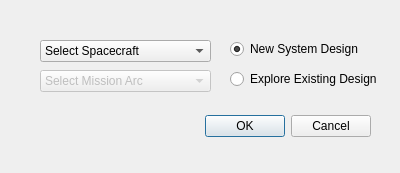
Before: the Qt Designer form sta-src/SEM/sem.ui in Dwarf-Planet-Project/SpaceDesignTool, drawn with Qt 5.
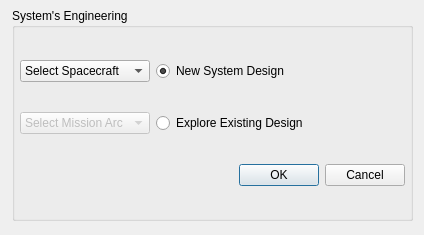
After: the same form once the commit is applied. Icons and pictures are not drawn.

Commit message: Updating faulty GUIs for ANALYSIS and SEM modules (not looking good in MAC).

What changed in the file:
```diff
--- a/sta-src/SEM/sem.ui
+++ b/sta-src/SEM/sem.ui
@@ -6,10 +6,22 @@
    <rect>
     <x>0</x>
     <y>0</y>
-    <width>400</width>
-    <height>173</height>
+    <width>424</width>
+    <height>235</height>
    </rect>
   </property>
+  <property name="minimumSize">
+   <size>
+    <width>424</width>
+    <height>235</height>
+   </size>
+  </property>
+  <property name="maximumSize">
+   <size>
+    <width>424</width>
+    <height>235</height>
+   </size>
+  </property>
   <property name="windowTitle">
    <string>Engineer</string>
   </property>
@@ -17,46 +29,51 @@
    <iconset resource="../../iconary/sta-icons.qrc">
     <normaloff>:/icons/AttitudeInterpolation.png</normaloff>:/icons/AttitudeInterpolation.png</iconset>
   </property>
-  <widget class="QDialogButtonBox" name="buttonBox">
+  <widget class="QGroupBox" name="groupBox">
    <property name="geometry">
     <rect>
-     <x>30</x>
-     <y>110</y>
-     <width>341</width>
-     <height>32</height>
+     <x>12</x>
+     <y>8</y>
+     <width>401</width>
+     <height>213</height>
     </rect>
    </property>
-   <property name="orientation">
-    <enum>Qt::Horizontal</enum>
+   <property name="title">
+    <string>System's Engineering</string>
    </property>
-   <property name="standardButtons">
-    <set>QDialogButtonBox::Cancel|QDialogButtonBox::Ok</set>
-   </property>
-  </widget>
+   <widget class="QWidget" name="gridLayoutWidget">
+    <property name="geometry">
+     <rect>
+      <x>8</x>
+      <y>28</y>
+      <width>385</width>
+      <height>177</height>
+     </rect>
+    </property>
+    <layout class="QGridLayout" name="gridLayout">
+     <item row="0" column="0">
   <widget class="QComboBox" name="SelectSpacecraftComboBox">
-   <property name="geometry">
-    <rect>
-     <x>40</x>
-     <y>40</y>
-     <width>171</width>
-     <height>22</height>
-    </rect>
-   </property>
    <item>
     <property name="text">
      <string>Select Spacecraft</string>
     </property>
    </item>
   </widget>
+     </item>
+     <item row="1" column="0">
+      <widget class="QComboBox" name="SelectMissionArcComboBox">
+       <property name="enabled">
+        <bool>false</bool>
+       </property>
+       <item>
+        <property name="text">
+         <string>Select Mission Arc</string>
+        </property>
+       </item>
+      </widget>
+     </item>
+     <item row="0" column="1">
   <widget class="QRadioButton" name="WizardSelectionRadioButton">
-   <property name="geometry">
-    <rect>
-     <x>230</x>
-     <y>40</y>
-     <width>141</width>
-     <height>18</height>
-    </rect>
-   </property>
    <property name="text">
     <string>New System Design</string>
    </property>
@@ -64,41 +81,28 @@
     <bool>true</bool>
    </property>
   </widget>
+     </item>
+     <item row="1" column="1">
   <widget class="QRadioButton" name="GUISelectionRadioButton">
-   <property name="geometry">
-    <rect>
-     <x>230</x>
-     <y>70</y>
-     <width>151</width>
-     <height>18</height>
-    </rect>
-   </property>
    <property name="text">
     <string>Explore Existing Design</string>
    </property>
   </widget>
-  <widget class="QComboBox" name="SelectMissionArcComboBox">
-   <property name="enabled">
-    <bool>false</bool>
-   </property>
-   <property name="geometry">
-    <rect>
-     <x>40</x>
-     <y>70</y>
-     <width>171</width>
-     <height>22</height>
-    </rect>
-   </property>
-   <item>
-    <property name="text">
-     <string>Select Mission Arc</string>
-    </property>
-   </item>
-  </widget>
- </widget>
- <tabstops>
-  <tabstop>buttonBox</tabstop>
- </tabstops>
+     </item>
+     <item row="2" column="1">
+      <widget class="QDialogButtonBox" name="buttonBox">
+       <property name="orientation">
+        <enum>Qt::Horizontal</enum>
+       </property>
+       <property name="standardButtons">
+        <set>QDialogButtonBox::Cancel|QDialogButtonBox::Ok</set>
+       </property>
+      </widget>
+     </item>
+    </layout>
+   </widget>
+  </widget>
+ </widget>
  <resources>
   <include location="../../iconary/sta-icons.qrc"/>
  </resources>
```
Lines whose indentation alone changed are shown as unchanged. The commit also changes 1 other file.
